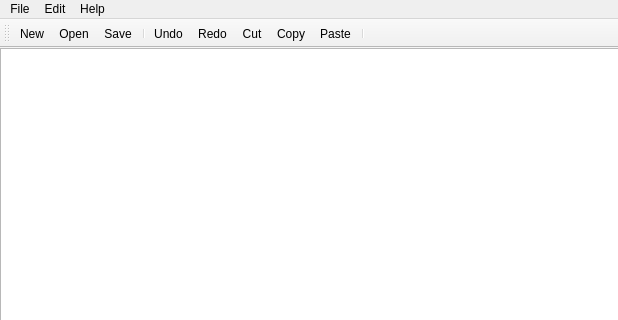
Above: mainwindow.ui from cch123/python-editor before the change; both pictures show x 0 to 618 and y 0 to 320 of the 618 by 481 pixel window. Below: the same form after it.
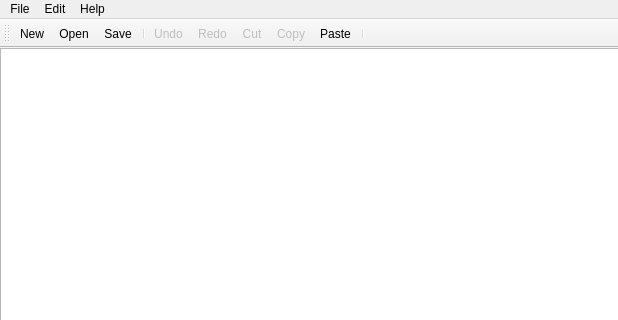
That is the form after the change. Icons and pictures are not drawn.

Commit message: copy and cut

Patch:
```diff
--- a/mainwindow.ui
+++ b/mainwindow.ui
@@ -131,6 +131,9 @@
    </property>
   </action>
   <action name="actionCut">
+   <property name="enabled">
+    <bool>false</bool>
+   </property>
    <property name="icon">
     <iconset resource="imgRes.qrc">
      <normaloff>:/toolbar/img/toolbar/editcut.png</normaloff>:/toolbar/img/toolbar/editcut.png</iconset>
@@ -140,6 +143,9 @@
    </property>
   </action>
   <action name="actionCopy">
+   <property name="enabled">
+    <bool>false</bool>
+   </property>
    <property name="icon">
     <iconset resource="imgRes.qrc">
      <normaloff>:/toolbar/img/toolbar/editcopy.png</normaloff>:/toolbar/img/toolbar/editcopy.png</iconset>
@@ -197,6 +203,9 @@
    </property>
   </action>
   <action name="actionUndo">
+   <property name="enabled">
+    <bool>false</bool>
+   </property>
    <property name="icon">
     <iconset resource="imgRes.qrc">
      <normaloff>:/toolbar/img/toolbar/editundo.png</normaloff>:/toolbar/img/toolbar/editundo.png</iconset>
@@ -206,6 +215,9 @@
    </property>
   </action>
   <action name="actionRedo">
+   <property name="enabled">
+    <bool>false</bool>
+   </property>
    <property name="icon">
     <iconset resource="imgRes.qrc">
      <normaloff>:/toolbar/img/toolbar/editredo.png</normaloff>:/toolbar/img/toolbar/editredo.png</iconset>
```
Left out of the diff: 69 changed lines with no effect on the pictures. The commit also changes 2 other files.
